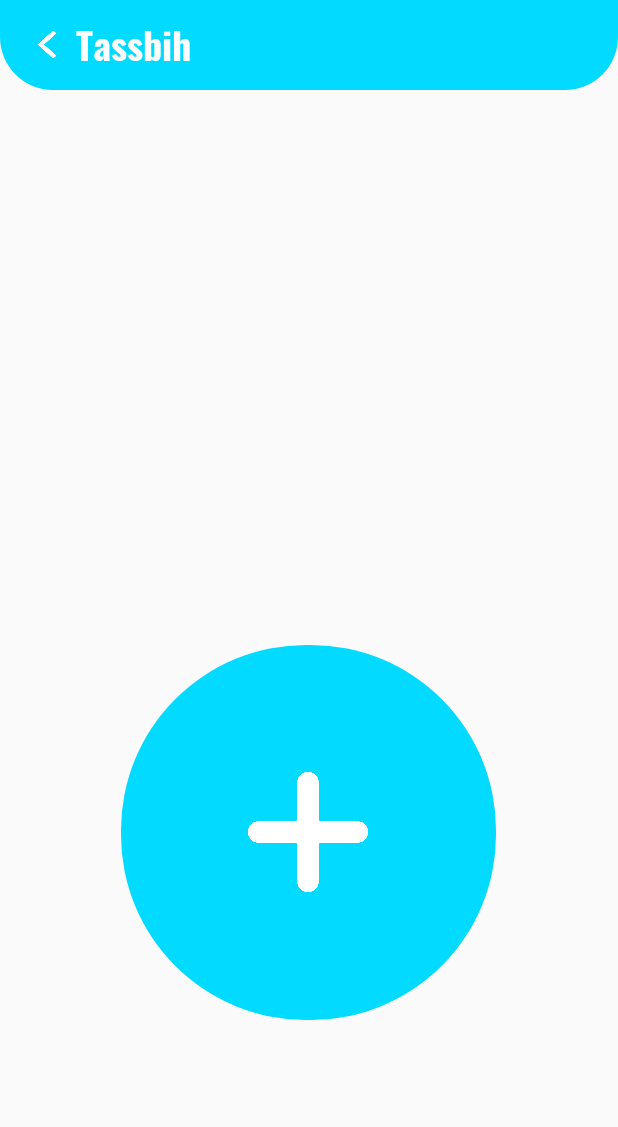
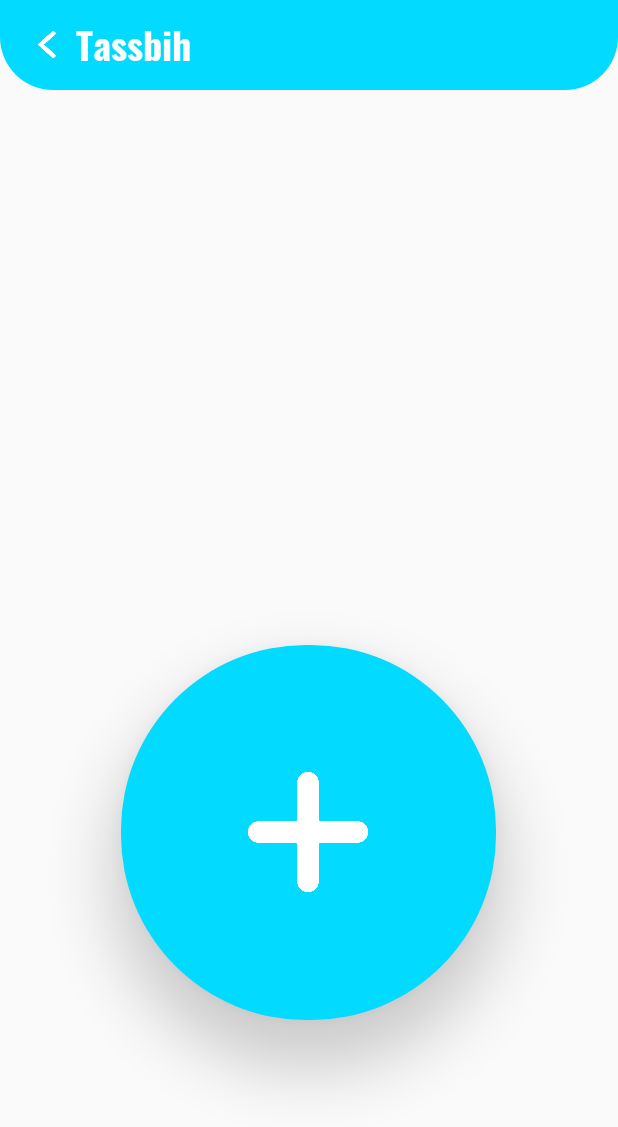
Before and after one commit to dombroks/Rafiqi, an Android app: the tassbih screen opened directly, with no data from a screen before it, on a phone screen of 412 x 824 dp. Shown: the top 1127 px of the screen. Run offline under Robolectric (Android 15) with nearby library versions, the phone set to English and light mode, and no system bars.

Commit message:
intial commit

```diff
--- a/app/src/main/res/layout/activity_tassbih.xml
+++ b/app/src/main/res/layout/activity_tassbih.xml
@@ -49,7 +49,8 @@
         app:layout_constraintBottom_toBottomOf="parent"
         app:layout_constraintEnd_toEndOf="parent"
         app:layout_constraintHorizontal_bias="0.496"
-        app:layout_constraintStart_toStartOf="parent">
+        app:layout_constraintStart_toStartOf="parent"
+        android:elevation="23dp">
 
         <ImageView
             android:layout_width="80dp"
```
